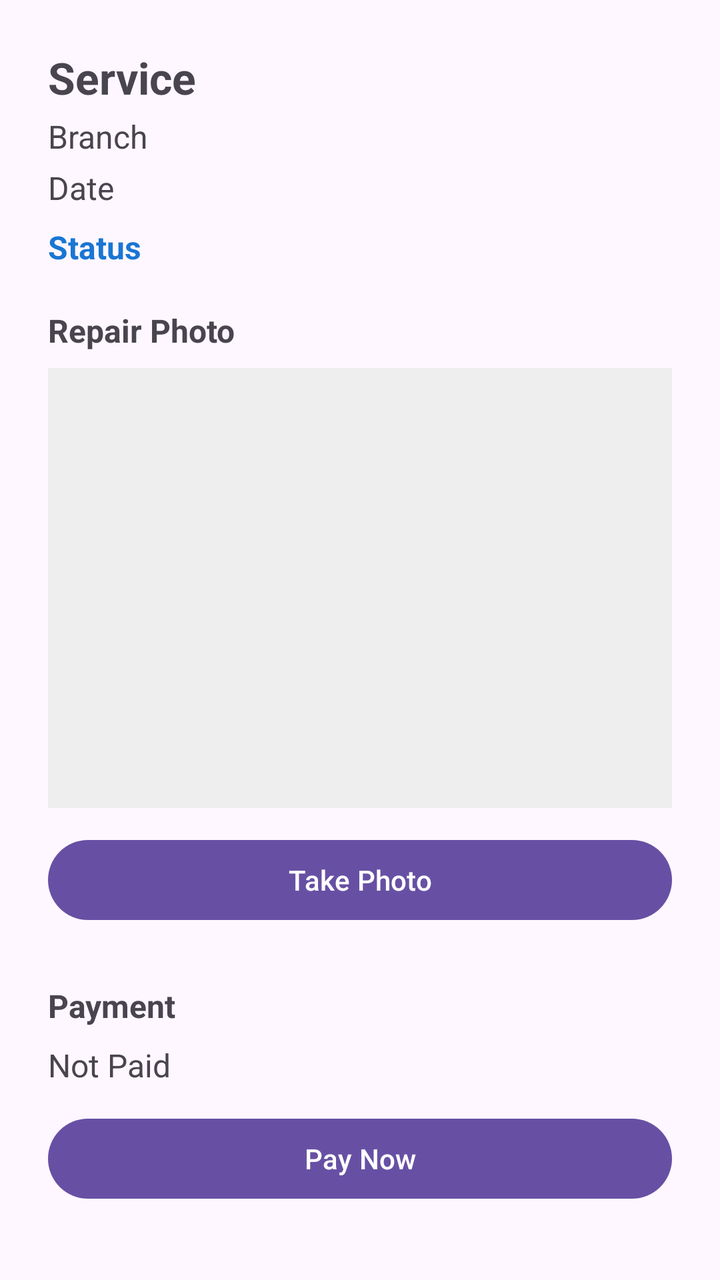
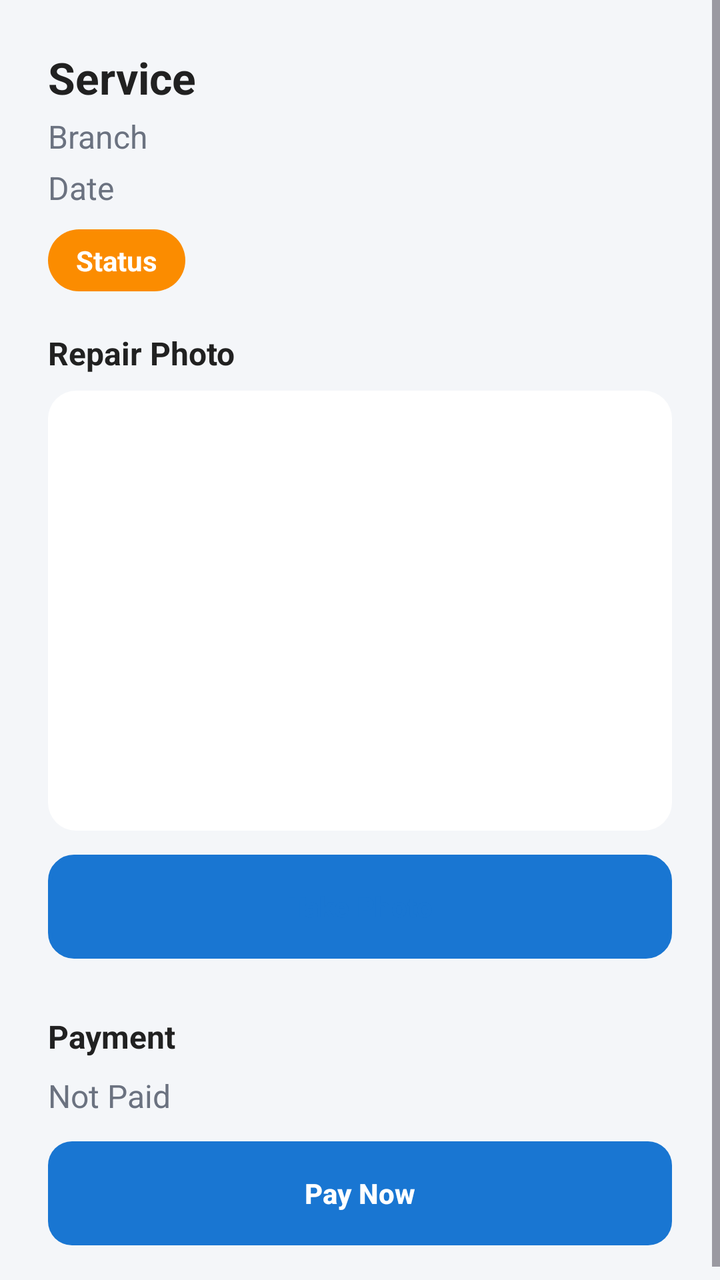

An Android layout rendered at two revisions. The XML below is the earlier revision; the diff shows what the commit changed to produce the second picture.
<!-- AndroidManifest.xml: application theme Theme.TechFix -->
<!-- res/layout/activity_appointment_detail.xml -->
<?xml version="1.0" encoding="utf-8"?>
<ScrollView xmlns:android="http://schemas.android.com/apk/res/android"
    android:layout_width="match_parent"
    android:layout_height="match_parent">

    <LinearLayout
        android:layout_width="match_parent"
        android:layout_height="wrap_content"
        android:orientation="vertical"
        android:padding="24dp">

        <TextView
            android:id="@+id/tvDetailService"
            android:layout_width="wrap_content"
            android:layout_height="wrap_content"
            android:text="Service"
            android:textSize="22sp"
            android:textStyle="bold" />

        <TextView
            android:id="@+id/tvDetailBranch"
            android:layout_width="wrap_content"
            android:layout_height="wrap_content"
            android:text="Branch"
            android:textSize="16sp"
            android:layout_marginTop="4dp" />

        <TextView
            android:id="@+id/tvDetailDate"
            android:layout_width="wrap_content"
            android:layout_height="wrap_content"
            android:text="Date"
            android:textSize="16sp"
            android:layout_marginTop="4dp" />

        <TextView
            android:id="@+id/tvDetailStatus"
            android:layout_width="wrap_content"
            android:layout_height="wrap_content"
            android:text="Status"
            android:textSize="16sp"
            android:textStyle="bold"
            android:textColor="#1976D2"
            android:layout_marginTop="8dp"
            android:layout_marginBottom="20dp" />

        <TextView
            android:layout_width="wrap_content"
            android:layout_height="wrap_content"
            android:text="Repair Photo"
            android:textSize="16sp"
            android:textStyle="bold" />

        <ImageView
            android:id="@+id/ivRepairPhoto"
            android:layout_width="match_parent"
            android:layout_height="220dp"
            android:layout_marginTop="8dp"
            android:background="#EEEEEE"
            android:scaleType="centerCrop" />

        <Button
            android:id="@+id/btnTakePhoto"
            android:layout_width="match_parent"
            android:layout_height="wrap_content"
            android:text="Take Photo"
            android:layout_marginTop="12dp"
            android:layout_marginBottom="28dp" />

        <TextView
            android:layout_width="wrap_content"
            android:layout_height="wrap_content"
            android:text="Payment"
            android:textSize="16sp"
            android:textStyle="bold" />

        <TextView
            android:id="@+id/tvPaymentStatus"
            android:layout_width="wrap_content"
            android:layout_height="wrap_content"
            android:text="Not Paid"
            android:textSize="16sp"
            android:layout_marginTop="8dp"
            android:layout_marginBottom="12dp" />

        <Button
            android:id="@+id/btnPayNow"
            android:layout_width="match_parent"
            android:layout_height="wrap_content"
            android:text="Pay Now" />

    </LinearLayout>
</ScrollView>
<!-- resources referenced by this layout -->
<resources>
  <style name="Theme.TechFix" parent="Base.Theme.TechFix" />
  <style name="Base.Theme.TechFix" parent="Theme.Material3.DayNight.NoActionBar">
          
          
      </style>
</resources>

<!-- the commit's change to res/layout/activity_appointment_detail.xml (unified diff, before → after) -->
@@ -1,7 +1,8 @@
 <?xml version="1.0" encoding="utf-8"?>
 <ScrollView xmlns:android="http://schemas.android.com/apk/res/android"
     android:layout_width="match_parent"
-    android:layout_height="match_parent">
+    android:layout_height="match_parent"
+    android:background="@color/background">
 
     <LinearLayout
         android:layout_width="match_parent"
@@ -15,7 +16,8 @@
             android:layout_height="wrap_content"
             android:text="Service"
             android:textSize="22sp"
-            android:textStyle="bold" />
+            android:textStyle="bold"
+            android:textColor="@color/text_primary" />
 
         <TextView
             android:id="@+id/tvDetailBranch"
@@ -23,6 +25,7 @@
             android:layout_height="wrap_content"
             android:text="Branch"
             android:textSize="16sp"
+            android:textColor="@color/text_secondary"
             android:layout_marginTop="4dp" />
 
         <TextView
@@ -31,6 +34,7 @@
             android:layout_height="wrap_content"
             android:text="Date"
             android:textSize="16sp"
+            android:textColor="@color/text_secondary"
             android:layout_marginTop="4dp" />
 
         <TextView
@@ -38,10 +42,15 @@
             android:layout_width="wrap_content"
             android:layout_height="wrap_content"
             android:text="Status"
-            android:textSize="16sp"
+            android:textSize="14sp"
             android:textStyle="bold"
-            android:textColor="#1976D2"
-            android:layout_marginTop="8dp"
+            android:textColor="@color/white"
+            android:background="@drawable/bg_status_pending"
+            android:paddingLeft="14dp"
+            android:paddingRight="14dp"
+            android:paddingTop="6dp"
+            android:paddingBottom="6dp"
+            android:layout_marginTop="10dp"
             android:layout_marginBottom="20dp" />
 
         <TextView
@@ -49,21 +58,25 @@
             android:layout_height="wrap_content"
             android:text="Repair Photo"
             android:textSize="16sp"
-            android:textStyle="bold" />
+            android:textStyle="bold"
+            android:textColor="@color/text_primary" />
 
         <ImageView
             android:id="@+id/ivRepairPhoto"
             android:layout_width="match_parent"
             android:layout_height="220dp"
             android:layout_marginTop="8dp"
-            android:background="#EEEEEE"
+            android:background="@drawable/bg_card"
             android:scaleType="centerCrop" />
 
         <Button
             android:id="@+id/btnTakePhoto"
             android:layout_width="match_parent"
-            android:layout_height="wrap_content"
+            android:layout_height="52dp"
             android:text="Take Photo"
+            android:textColor="@color/primary"
+            android:textStyle="bold"
+            android:background="@drawable/bg_button_outline"
             android:layout_marginTop="12dp"
             android:layout_marginBottom="28dp" />
 
@@ -72,7 +85,8 @@
             android:layout_height="wrap_content"
             android:text="Payment"
             android:textSize="16sp"
-            android:textStyle="bold" />
+            android:textStyle="bold"
+            android:textColor="@color/text_primary" />
 
         <TextView
             android:id="@+id/tvPaymentStatus"
@@ -80,14 +94,18 @@
             android:layout_height="wrap_content"
             android:text="Not Paid"
             android:textSize="16sp"
+            android:textColor="@color/text_secondary"
             android:layout_marginTop="8dp"
             android:layout_marginBottom="12dp" />
 
         <Button
             android:id="@+id/btnPayNow"
             android:layout_width="match_parent"
-            android:layout_height="wrap_content"
-            android:text="Pay Now" />
+            android:layout_height="52dp"
+            android:text="Pay Now"
+            android:textColor="@color/white"
+            android:textStyle="bold"
+            android:background="@drawable/bg_button_accent" />
 
     </LinearLayout>
 </ScrollView>
<!-- resource entries referenced after the edit -->
@@ -1,9 +1,48 @@
 <!-- resources referenced by this layout -->
 <resources>
+  <color name="background">#F4F6F9</color>
+  <color name="primary">#1976D2</color>
+  <color name="text_primary">#212121</color>
+  <color name="text_secondary">#6B7280</color>
+  <color name="white">#FFFFFFFF</color>
+  <!-- drawable bg_button_accent (drawable) -->
+  <?xml version="1.0" encoding="utf-8"?>
+  <shape xmlns:android="http://schemas.android.com/apk/res/android" android:shape="rectangle">
+      <solid android:color="@color/accent" />
+      <corners android:radius="12dp" />
+  </shape>
+  <!-- drawable bg_button_outline (drawable) -->
+  <?xml version="1.0" encoding="utf-8"?>
+  <shape xmlns:android="http://schemas.android.com/apk/res/android" android:shape="rectangle">
+      <solid android:color="@color/surface" />
+      <stroke android:width="2dp" android:color="@color/primary" />
+      <corners android:radius="12dp" />
+  </shape>
+  <!-- drawable bg_card (drawable) -->
+  <?xml version="1.0" encoding="utf-8"?>
+  <shape xmlns:android="http://schemas.android.com/apk/res/android" android:shape="rectangle">
+      <solid android:color="@color/surface" />
+      <corners android:radius="14dp" />
+  </shape>
+  <!-- drawable bg_status_pending (drawable) -->
+  <?xml version="1.0" encoding="utf-8"?>
+  <shape xmlns:android="http://schemas.android.com/apk/res/android" android:shape="rectangle">
+      <solid android:color="@color/status_pending" />
+      <corners android:radius="20dp" />
+  </shape>
   <style name="Theme.TechFix" parent="Base.Theme.TechFix" />
+  <color name="accent">#FF6F00</color>
+  <color name="surface">#FFFFFF</color>
+  <color name="status_pending">#FB8C00</color>
   <style name="Base.Theme.TechFix" parent="Theme.Material3.DayNight.NoActionBar">
           
           
+          <item name="colorPrimary">@color/primary</item>
+          <item name="colorPrimaryDark">@color/primary_dark</item>
+          <item name="colorAccent">@color/accent</item>
+          <item name="android:statusBarColor">@color/primary_dark</item>
+          <item name="android:windowBackground">@color/background</item>
       </style>
+  <color name="primary_dark">#0D47A1</color>
 </resources>
 
